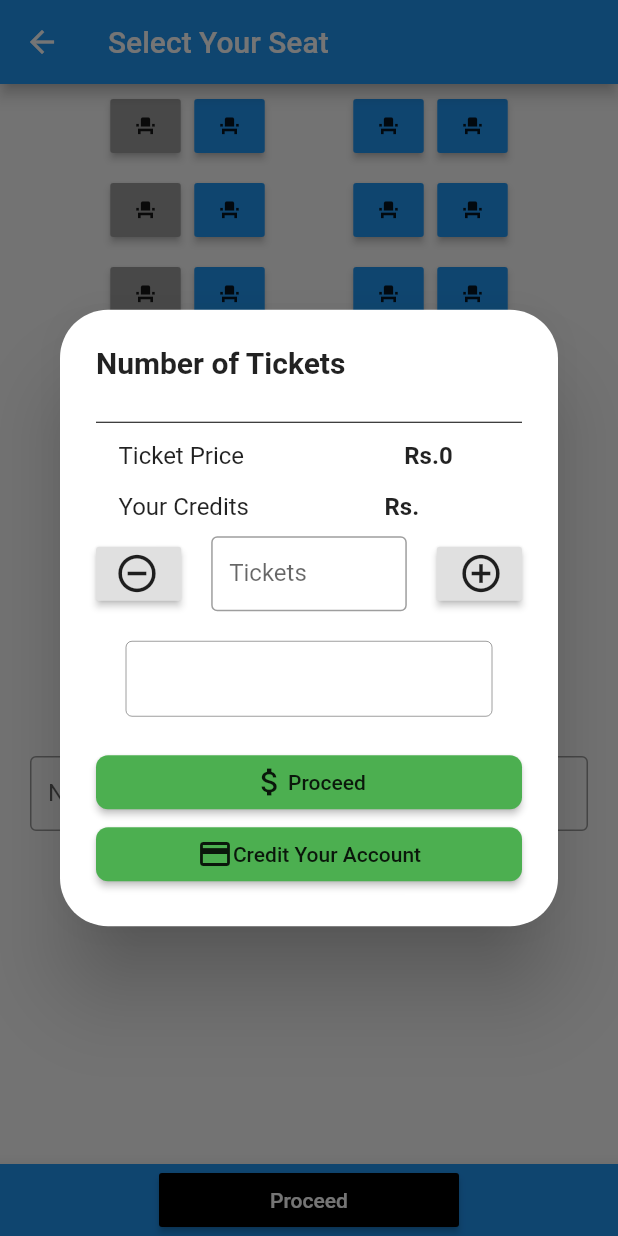
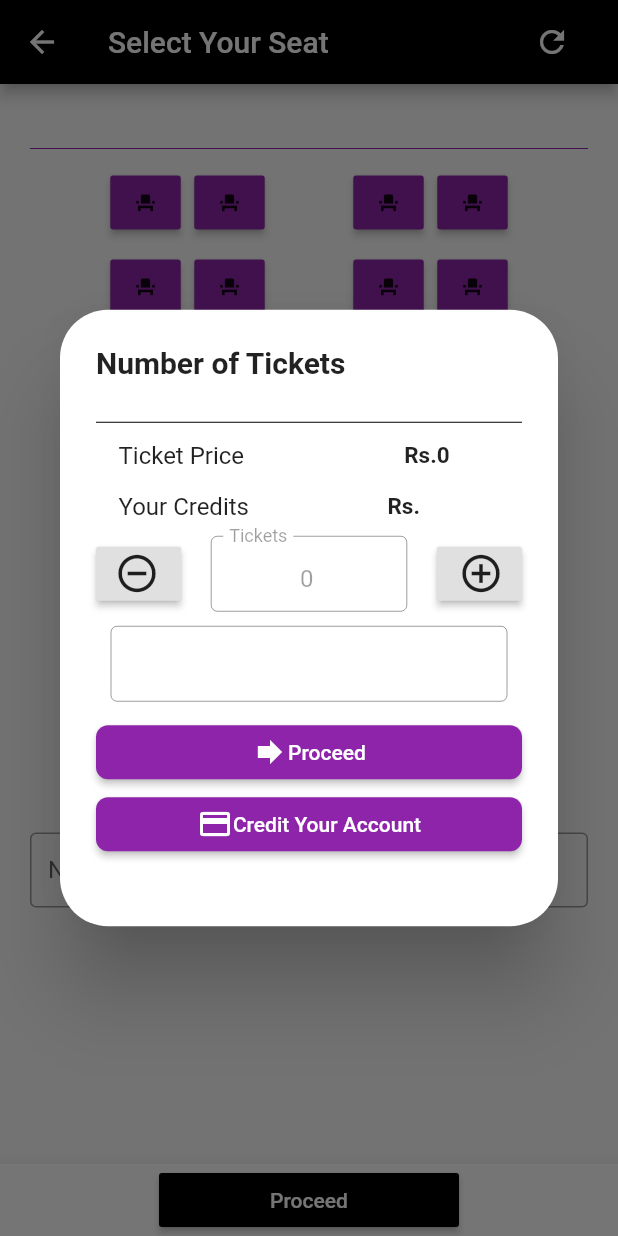
Before and after one commit to pamu47/CSSE-Ticket-Reservation-System, a Flutter app: the SeatsAvailability screen opened directly with empty values, after a tap on "Proceed", on a phone screen of 412 x 824 dp. Run offline on Flutter 3.47's test engine with Material 2 defaults, Android fonts, the phone set to English and light mode, and no system bars; our stand-ins replace cloud_firestore, firebase_auth, font_awesome_flutter, geolocator, google_maps_flutter, qr_flutter; missing offline and left inert: square_in_app_payments; accounts and stored records are empty; Roboto replaces fonts that are missing (Ubuntu).

Commit message:
navigation updates

```diff
--- a/lib/Reservation/seatsAvailability.dart
+++ b/lib/Reservation/seatsAvailability.dart
@@ -1,11 +1,13 @@
 import 'package:cloud_firestore/cloud_firestore.dart';
+import 'package:csse_booking_system/Reservation/qrGeneration.dart';
 import 'package:csse_booking_system/services/usermanagement.dart';
 import 'package:flutter/material.dart';
 
 class SeatsAvailability extends StatefulWidget {
   final DocumentSnapshot bus;
+  final String from, to;
 
-  SeatsAvailability(this.bus);
+  SeatsAvailability(this.bus, this.from, this.to);
 
   @override
   State<StatefulWidget> createState() {
@@ -38,26 +40,45 @@ class SeatsAvailabilityState extends State<SeatsAvailability> {
       });
     });
     //StripePayment.setSettings(StripeSettings(publishableKey: "pk_test_NwDyNtEZ6cABXYM8OM9eqvsr006ZlfJIbY"));
+    setState(() {
+      tickets.text = '0';
+    });
   }
 
   @override
   Widget build(BuildContext context) {
+    print(
+        'Route Data:::::${widget.bus.data['colombo-kandy']['availableSeats'].toString()}');
     return Scaffold(
         appBar: AppBar(
           title: Text(
             'Select Your Seat',
             style: TextStyle(fontFamily: 'Ubuntu'),
           ),
+          backgroundColor: Colors.black,
+          actions: <Widget>[
+            RaisedButton(
+              child: Icon(
+                Icons.refresh,
+                color: Colors.white,
+              ),
+              color: Colors.black,
+              onPressed: () {
+                setState(() {
+                  initState();
+                });
+              },
+            )
+          ],
         ),
         bottomNavigationBar: BottomAppBar(
-          child: Row(mainAxisAlignment: MainAxisAlignment.center, children: <Widget>[
+          child: Row(mainAxisAlignment: MainAxisAlignment.center, children: <
+              Widget>[
             ButtonTheme(
               minWidth: 200,
               buttonColor: Colors.black,
               child: RaisedButton(
                 onPressed: () {
-                  // StripePayment.addSource().then((token){
-                  // });
                   showDialog(
                       context: context,
                       builder: (context) {
@@ -106,7 +127,8 @@ class SeatsAvailabilityState extends State<SeatsAvailability> {
                                                     .toString(),
                                             style: TextStyle(
                                                 fontFamily: 'Ubuntu',
-                                                fontWeight: FontWeight.bold),
+                                                fontWeight: FontWeight.bold,
+                                                fontSize: 15.0),
                                           ),
                                           flex: 1,
                                         )
@@ -136,12 +158,15 @@ class SeatsAvailabilityState extends State<SeatsAvailability> {
                                         Expanded(
                                           child: Padding(
                                             padding: const EdgeInsets.only(
-                                                left: 8.0),
+                                                left: 10.0),
                                             child: Text(
-                                              'Rs.'+userData.data['credits'].toString(),
+                                              'Rs.' +
+                                                  userData.data['credits']
+                                                      .toString(),
                                               style: TextStyle(
                                                   fontFamily: 'Ubuntu',
-                                                  fontWeight: FontWeight.bold),
+                                                  fontWeight: FontWeight.bold,
+                                                  fontSize: 15.0),
                                             ),
                                           ),
                                           flex: 1,
@@ -169,7 +194,10 @@ class SeatsAvailabilityState extends State<SeatsAvailability> {
                                                   double.parse(widget
                                                       .bus.data['price']
                                                       .toString());
-                                              if(cost < double.parse(userData.data['credits'].toString())){
+                                              if (cost <
+                                                  double.parse(userData
+                                                      .data['credits']
+                                                      .toString())) {
                                                 setState(() {
                                                   hasCredit = true;
                                                 });
@@ -190,6 +218,7 @@ class SeatsAvailabilityState extends State<SeatsAvailability> {
                                           child: Container(
                                             height: 50.0,
                                             child: TextField(
+                                              enabled: false,
                                               textAlign: TextAlign.center,
                                               controller: tickets,
                                               decoration: new InputDecoration(
@@ -208,13 +237,25 @@ class SeatsAvailabilityState extends State<SeatsAvailability> {
                                               size: 30.0,
                                             ),
                                             onPressed: () {
-                                              var count = (int.parse(userData.data['credits'].toString()) / int.parse(widget.bus.data['price'].toString())).toInt();
-                                              if(count > int.parse(tickets.text)){
+                                              var count = (int.parse(userData
+                                                          .data['credits']
+                                                          .toString()) /
+                                                      int.parse(widget
+                                                          .bus.data['price']
+                                                          .toString()))
+                                                  .toInt()
+                                                  .floor();
+                                              // var count = userData
+                                              //             .data['credits'] / widget
+                                              //             .bus.data['price'];
+
+                                              if (count >
+                                                  int.parse(tickets.text)) {
                                                 ticketCount++;
-                                              cost = ticketCount *
-                                                  double.parse(widget
-                                                      .bus.data['price']
-                                                      .toString());
+                                                cost = ticketCount *
+                                                    double.parse(widget
+                                                        .bus.data['price']
+                                                        .toString());
                                               }
                                               setState(() {
                                                 tickets.text =
@@ -230,7 +271,7 @@ class SeatsAvailabilityState extends State<SeatsAvailability> {
                                     children: <Widget>[
                                       Expanded(
                                         child: Padding(
-                                          padding: const EdgeInsets.all(20.0),
+                                          padding: const EdgeInsets.all(10.0),
                                           child: Container(
                                             height: 50.0,
                                             child: TextField(
@@ -253,7 +294,7 @@ class SeatsAvailabilityState extends State<SeatsAvailability> {
                                   ButtonTheme(
                                     minWidth: 200.0,
                                     child: RaisedButton(
-                                      color: Colors.green,
+                                      color: Colors.purple[600],
                                       shape: RoundedRectangleBorder(
                                           borderRadius: BorderRadius.all(
                                               Radius.circular(8.0))),
@@ -262,20 +303,37 @@ class SeatsAvailabilityState extends State<SeatsAvailability> {
                                           mainAxisAlignment:
                                               MainAxisAlignment.center,
                                           children: <Widget>[
-                                            Icon(Icons.attach_money),
-                                            Text('Proceed')
+                                            Icon(
+                                              Icons.forward,
+                                              color: Colors.white,
+                                            ),
+                                            Text(
+                                              'Proceed',
+                                              style: TextStyle(
+                                                  color: Colors.white),
+                                            )
                                           ],
                                         ),
                                       ),
                                       onPressed: () {
                                         Navigator.pop(context);
+                                        Navigator.push(
+                                            context,
+                                            MaterialPageRoute(
+                                                builder: (context) =>
+                                                    QrGeneration(
+                                                        widget.bus,
+                                                        userData,
+                                                        widget.from,
+                                                        widget.to,
+                                                        tickets.text)));
                                       },
                                     ),
                                   ),
                                   ButtonTheme(
                                     minWidth: 200.0,
                                     child: RaisedButton(
-                                      color: Colors.green,
+                                      color: Colors.purple[600],
                                       shape: RoundedRectangleBorder(
                                           borderRadius: BorderRadius.all(
                                               Radius.circular(8.0))),
@@ -284,12 +342,23 @@ class SeatsAvailabilityState extends State<SeatsAvailability> {
                                           mainAxisAlignment:
                                               MainAxisAlignment.center,
                                           children: <Widget>[
-                                            Icon(Icons.credit_card),
-                                            Text('Credit Your Account')
+                                            Icon(
+                                              Icons.credit_card,
+                                              color: Colors.white,
+                                            ),
+                                            Text(
+                                              'Credit Your Account',
+                                              style: TextStyle(
+                                                  color: Colors.white),
+                                            )
                                           ],
                                         ),
                                       ),
                                       onPressed: () {
+                                        Navigator.popUntil(
+                                            context,
+                                            ModalRoute.withName(
+                                                Navigator.defaultRouteName));
                                         Navigator.pop(context);
                                       },
                                     ),
@@ -299,14 +368,28 @@ class SeatsAvailabilityState extends State<SeatsAvailability> {
                             ));
                       });
                 },
-                child: Text("Proceed",style: TextStyle(color: Colors.white),),
+                child: Text(
+                  "Proceed",
+                  style: TextStyle(color: Colors.white),
+                ),
               ),
             ),
           ]),
-          color: Colors.blue,
+          color: Colors.white,
         ),
         body: ListView(
           children: <Widget>[
+            Align(
+              alignment: Alignment.center,
+              //padding: const EdgeInsets.only(left:10.0),
+              child: Text('${widget.bus.data['company'].toString()}',
+                  style: TextStyle(fontFamily: 'Ubuntu', fontSize: 30.0)),
+            ),
+            Divider(
+              color: Colors.purple[600],
+              endIndent: 20,
+              indent: 20,
+            ),
             getRows(),
             Padding(
               padding: const EdgeInsets.only(right: 20.0, left: 20.0),
@@ -333,11 +416,9 @@ class SeatsAvailabilityState extends State<SeatsAvailability> {
             padding: EdgeInsets.all(4.0),
             child: ButtonTheme(
               minWidth: 30,
-              buttonColor: isPressed ? Colors.green : Colors.grey,
+              buttonColor: Colors.purple[600],
               child: RaisedButton(
-                onPressed: () {
-                  setState(() {});
-                },
+                onPressed: () {},
                 child: Icon(
                   Icons.event_seat,
                   size: 15.0,
@@ -349,6 +430,7 @@ class SeatsAvailabilityState extends State<SeatsAvailability> {
             padding: EdgeInsets.all(4.0),
             child: ButtonTheme(
               minWidth: 30.0,
+              buttonColor: Colors.purple[600],
               child: RaisedButton(
                 onPressed: () {},
                 child: Icon(
@@ -365,6 +447,7 @@ class SeatsAvailabilityState extends State<SeatsAvailability> {
             padding: EdgeInsets.all(4.0),
             child: ButtonTheme(
               minWidth: 30.0,
+              buttonColor: Colors.purple[600],
               child: RaisedButton(
                 onPressed: () {},
                 child: Icon(
@@ -378,6 +461,7 @@ class SeatsAvailabilityState extends State<SeatsAvailability> {
             padding: EdgeInsets.all(4.0),
             child: ButtonTheme(
               minWidth: 30.0,
+              buttonColor: Colors.purple[600],
               child: RaisedButton(
                 onPressed: () {},
                 child: Icon(
```
